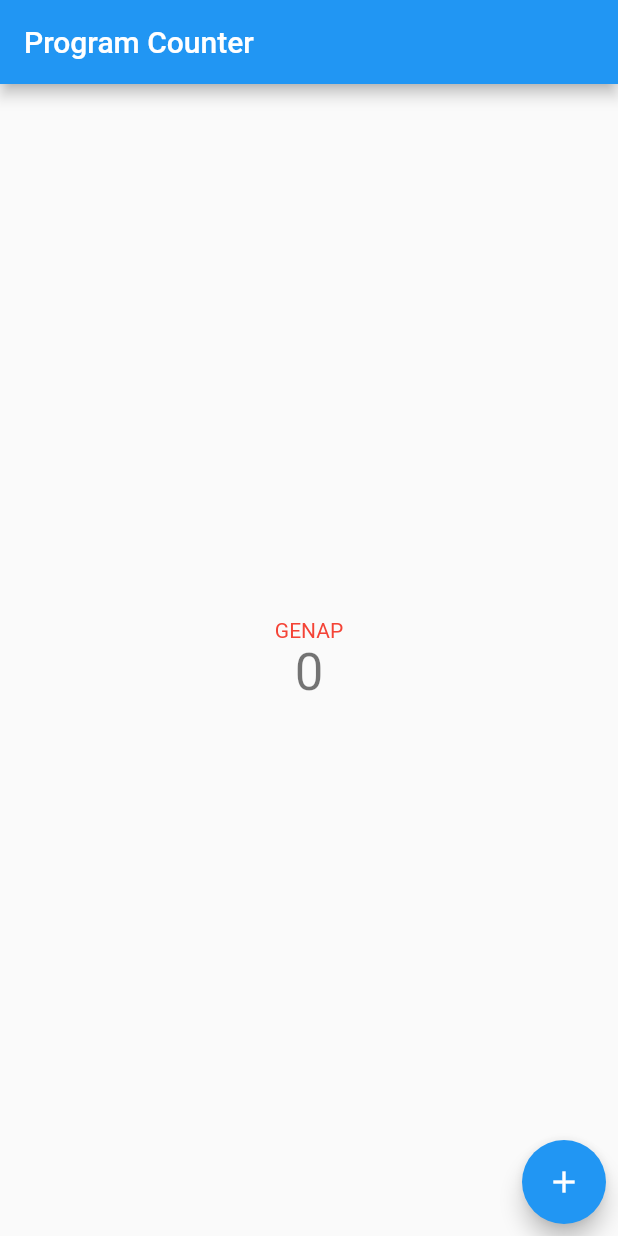
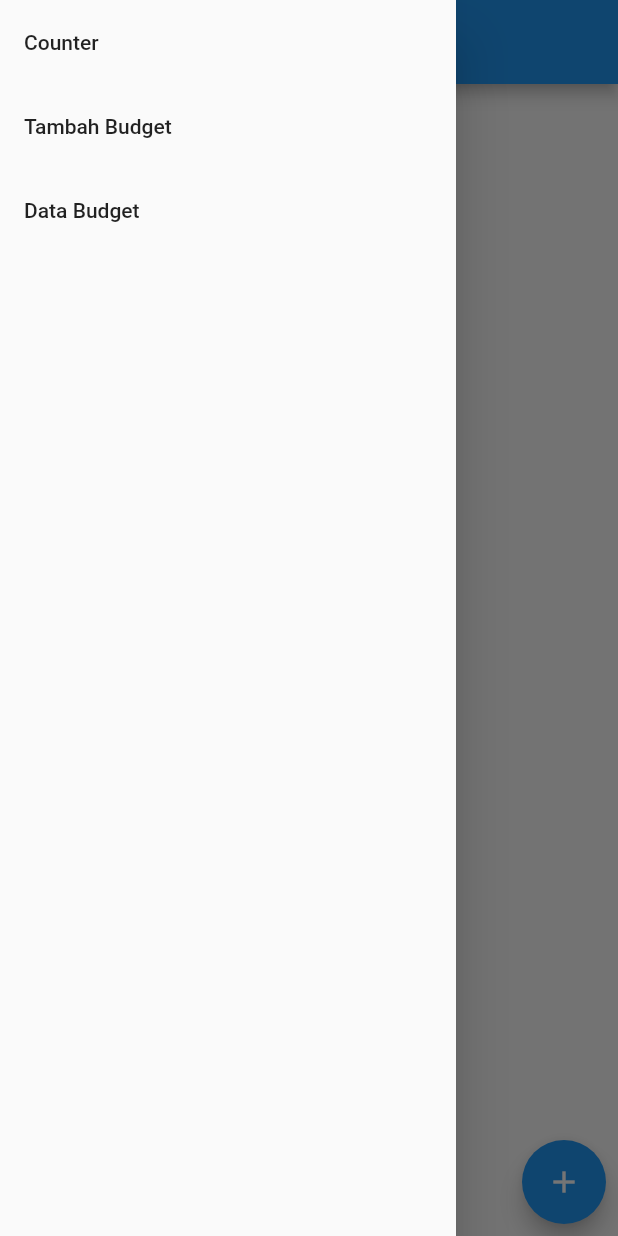
Before and after one commit to kevinmarcellius/pbp-flutter-lab, a Flutter app: the screen it shows after launch, with the side drawer open (before the commit the screen has no drawer), on a phone screen of 412 x 824 dp. Run offline on Flutter 3.47's test engine with Material 2 defaults, Android fonts, the phone set to English and light mode, and no system bars.

Commit message:
tugas 8 + bonus

```diff
--- /dev/null
+++ b/lib/budget.dart
@@ -0,0 +1,10 @@
+class Budget {
+  String judul;
+  int nominal;
+  String jenis;
+  DateTime tanggal;
+
+  Budget(this.judul, this.nominal, this.jenis, this.tanggal);
+}
+
+List<Budget> budgets = <Budget>[];
--- /dev/null
+++ b/lib/drawer.dart
@@ -0,0 +1,49 @@
+import 'package:flutter/material.dart';
+import 'package:counter_7/form.dart';
+import 'package:counter_7/main.dart';
+import 'package:counter_7/show_budget.dart';
+
+class AppDrawer extends StatelessWidget {
+  const AppDrawer({super.key});
+
+  @override
+  Widget build(BuildContext context) {
+    return Drawer(
+      child: Column(
+        children: [
+          // Menambahkan clickable menu
+          ListTile(
+            title: const Text('Counter'),
+            onTap: () {
+              // Route menu ke halaman utama
+              Navigator.pushReplacement(
+                context,
+                MaterialPageRoute(builder: (context) => const MyHomePage()),
+              );
+            },
+          ),
+          ListTile(
+            title: const Text('Tambah Budget'),
+            onTap: () {
+              // Route menu ke halaman form
+              Navigator.pushReplacement(
+                context,
+                MaterialPageRoute(builder: (context) => const MyFormPage()),
+              );
+            },
+          ),
+          ListTile(
+            title: const Text('Data Budget'),
+            onTap: () {
+              // Route menu ke halaman utama
+              Navigator.pushReplacement(
+                context,
+                MaterialPageRoute(builder: (context) => const ShowBudgetPage()),
+              );
+            },
+          ),
+        ],
+      ),
+    );
+  }
+}
--- a/lib/main.dart
+++ b/lib/main.dart
@@ -1,4 +1,5 @@
 import 'package:flutter/material.dart';
+import 'package:counter_7/drawer.dart';
 
 void main() {
   runApp(const MyApp());
@@ -24,13 +25,13 @@ class MyApp extends StatelessWidget {
         // is not restarted.
         primarySwatch: Colors.blue,
       ),
-      home: const MyHomePage(title: 'Program Counter'),
+      home: const MyHomePage(),
     );
   }
 }
 
 class MyHomePage extends StatefulWidget {
-  const MyHomePage({super.key, required this.title});
+  const MyHomePage({super.key});
 
   // This widget is the home page of your application. It is stateful, meaning
   // that it has a State object (defined below) that contains fields that affect
@@ -41,7 +42,7 @@ class MyHomePage extends StatefulWidget {
   // used by the build method of the State. Fields in a Widget subclass are
   // always marked "final".
 
-  final String title;
+  final String title = 'Flutter Demo Home Page';
 
   @override
   State<MyHomePage> createState() => _MyHomePageState();
@@ -83,6 +84,7 @@ class _MyHomePageState extends State<MyHomePage> {
         // the App.build method, and use it to set our appbar title.
         title: Text(widget.title),
       ),
+      drawer: const AppDrawer(),
       body: Center(
         // Center is a layout widget. It takes a single child and positions it
         // in the middle of the parent.
@@ -103,19 +105,14 @@ class _MyHomePageState extends State<MyHomePage> {
           // horizontal).
           mainAxisAlignment: MainAxisAlignment.center,
           children: <Widget>[
-            _counter % 2 == 0
-                ? const Text(
-                    // if counter % 2 == 0, display "GANJIL" with text color red.
-                    // else, display "GENAP" with text color blue.
-                    "GENAP",
-                    style: TextStyle(
-                      color: Colors.red,
-                    ),
-                  )
-                : const Text(
-                    "GANJIL",
-                    style: TextStyle(color: Colors.blue),
-                  ),
+            Text(
+              // if counter % 2 == 0, display "GANJIL" with text color red.
+              // else, display "GENAP" with text color blue.
+              _counter % 2 == 0 ? "GENAP" : "GANJIL",
+              style: TextStyle(
+                color: _counter % 2 == 0 ? Colors.red : Colors.blue,
+              ),
+            ),
             Text(
               '$_counter',
               style: Theme.of(context).textTheme.headline4,
```
Also changed, not shown: lib/form.dart (added, +208 -0 lines), lib/show_budget.dart (added, +33 -0 lines).
